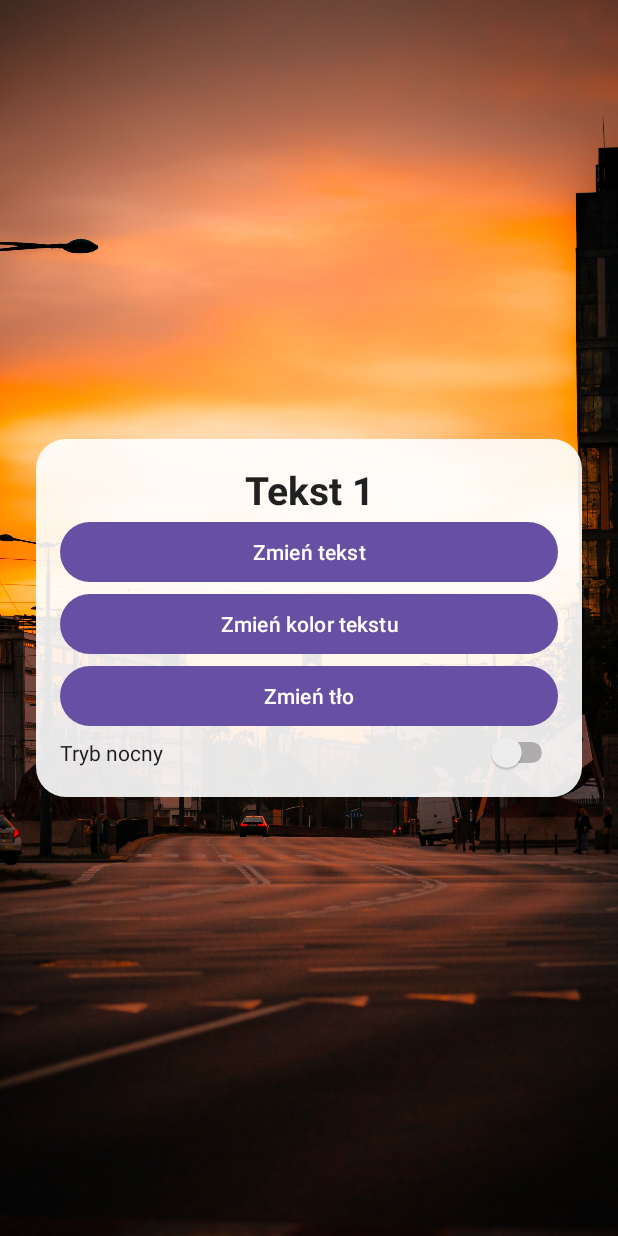
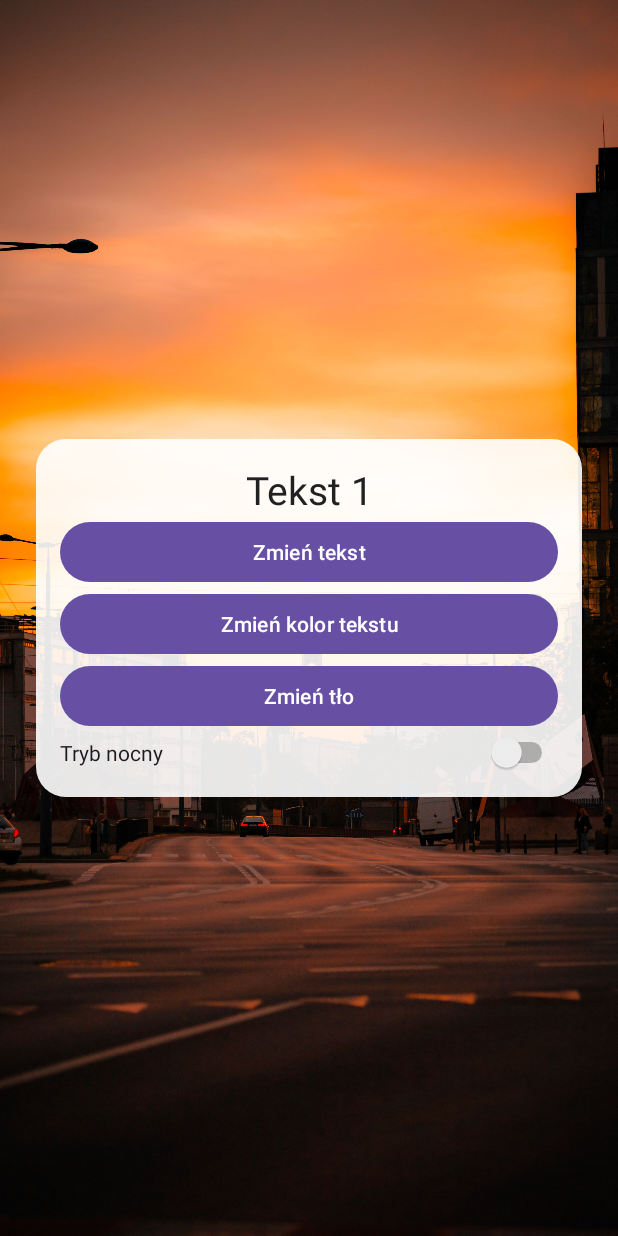
Before and after one commit to Mateusz-34/ZmieniaczTla, an Android app: the screen it shows after launch (MainActivity), on a phone screen of 412 x 824 dp. Run offline under Robolectric (Android 15) with nearby library versions, the phone set to English and light mode, and no system bars.

Commit message:
Dodanie i obsluga stylow czcionki

```diff
--- a/app/src/main/java/com/example/zmieniacztla/MainActivity.java
+++ b/app/src/main/java/com/example/zmieniacztla/MainActivity.java
@@ -1,6 +1,7 @@
 package com.example.zmieniacztla;
 
 import android.content.SharedPreferences;
+import android.graphics.Typeface;
 import android.os.Bundle;
 import android.widget.Button;
 import android.widget.ImageView;
@@ -10,19 +11,29 @@ import androidx.core.content.ContextCompat;
 
 public class MainActivity extends AppCompatActivity {
 
-    String[] texts = {"Tekst 1", "Tekst 2", "Tekst 3"};
+    String[] texts;
     int index = 0;
+
+    int[] styles = {
+            Typeface.NORMAL,
+            Typeface.BOLD,
+            Typeface.ITALIC,
+            Typeface.BOLD_ITALIC
+    };
+    int styleIndex = 0;
 
     int[] colors = {R.color.text_color, R.color.text_opt2, R.color.text_opt3};
     int colorIndex = 0;
 
-    int[] backgrounds = {R.drawable.tlo1, R.drawable.tlo2};
+    int[] backgrounds = {R.drawable.tlo1, R.drawable.tlo2, R.drawable.tlo3};
     int bgIndex = 0;
 
     @Override
     protected void onCreate(Bundle savedInstanceState) {
         super.onCreate(savedInstanceState);
         setContentView(R.layout.activity_main);
+
+        texts = getResources().getStringArray(R.array.texts);
 
         TextView tvText = findViewById(R.id.tvText);
         Button btnChangeText = findViewById(R.id.btnChangeText);
@@ -34,6 +45,7 @@ public class MainActivity extends AppCompatActivity {
         colorIndex = prefs.getInt("color", 0);
 
         tvText.setText(texts[index]);
+        tvText.setTypeface(null, styles[styleIndex]);
         tvText.setTextColor(ContextCompat.getColor(this, colors[colorIndex]));
         bgImage.setImageResource(backgrounds[bgIndex]);
 
@@ -43,6 +55,12 @@ public class MainActivity extends AppCompatActivity {
                 index = 0;
             }
             tvText.setText(texts[index]);
+
+            styleIndex++;
+            if (styleIndex == styles.length) {
+                styleIndex = 0;
+            }
+            tvText.setTypeface(null, styles[styleIndex]);
         });
 
         btnChangeColor.setOnClickListener(v -> {
--- a/app/src/main/res/values/strings.xml
+++ b/app/src/main/res/values/strings.xml
@@ -1,3 +1,8 @@
 <resources>
     <string name="app_name">ZmieniaczTla</string>
+    <string-array name="texts">
+        <item>Tekst 1</item>
+        <item>Tekst 2</item>
+        <item>Tekst 3</item>
+    </string-array>
 </resources>
```
Also changed, not shown: 1 other file.
